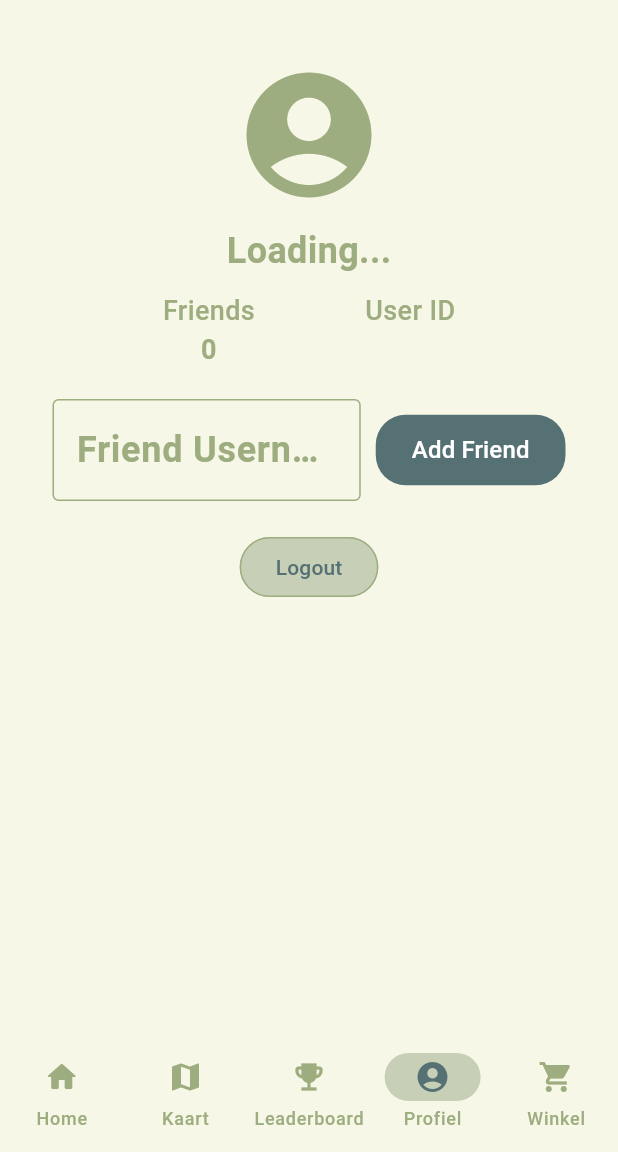
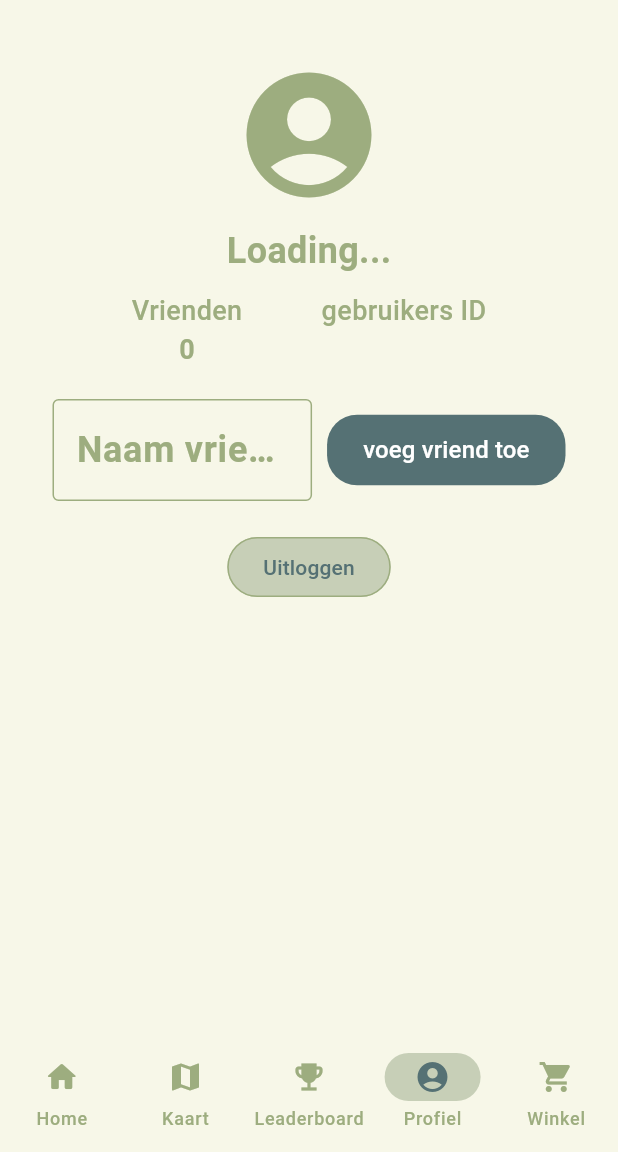
Before and after one commit to joukecooper/IPMEDT4, a Flutter app: the screen it shows once a user with an empty profile is signed in, item 4 of the bottom bar chosen, on a phone screen of 412 x 824 dp, the part 84-1236 px from its top. Run offline on Flutter 3.47's test engine with Material 3 defaults, Android fonts, the phone set to English and light mode, and no system bars; our stand-ins replace firebase_auth, firebase_core, fl_chart, flutter_map, google_fonts, latlong2; missing offline and left inert: gpx; accounts and stored records are empty; network calls fail; Roboto replaces fonts that are missing (Dosis).

Commit message:
echt laatste veranderingen

```diff
--- a/lib/pages/account_page.dart
+++ b/lib/pages/account_page.dart
@@ -20,8 +20,8 @@ class _AccountPageState extends State<AccountPage> {
   final TextEditingController addFriendController = TextEditingController();
 
   String? currentUserID;
-  int friendsCount = 0;  // Initialize friend count
-  final AuthService _auth = AuthService(); // Instance of AuthService for logout
+  int friendsCount = 0;
+  final AuthService _auth = AuthService();
 
   @override
   void initState() {
@@ -38,7 +38,7 @@ class _AccountPageState extends State<AccountPage> {
       currentUserID = uid;
     });
     fetchUsername(uid!);
-    fetchFriendsCount(uid!);  // Fetch the initial friend count
+    fetchFriendsCount(uid!);
     print('Current User ID in AccountPage: $currentUserID');
   }
 
@@ -103,7 +103,7 @@ class _AccountPageState extends State<AccountPage> {
     );
 
     if (response.statusCode == 200) {
-      fetchFriendsCount(userID);  // Refresh the friends count after successfully adding a friend
+      fetchFriendsCount(userID);
       ScaffoldMessenger.of(context).showSnackBar(
         const SnackBar(content: Text('Friend added successfully')),
       );
@@ -111,7 +111,7 @@ class _AccountPageState extends State<AccountPage> {
       ScaffoldMessenger.of(context).showSnackBar(
         const SnackBar(
           content: Text('Failed to add friend'),
-          backgroundColor: Colors.red,  // Set the background color to red
+          backgroundColor: Colors.red,
         ),
       );
     }
@@ -145,7 +145,7 @@ class _AccountPageState extends State<AccountPage> {
                       TextField(
                         controller: usernameController,
                         decoration: const InputDecoration(
-                          labelText: 'Enter new username',
+                          labelText: 'Vul gebruikersnaam in',
                           border: OutlineInputBorder(),
                         ),
                       ),
@@ -156,7 +156,7 @@ class _AccountPageState extends State<AccountPage> {
                             isEditingUsername = false;
                           });
                         },
-                        child: const Text('Update Username'),
+                        child: const Text('Gebruikersnaam bijwerken'),
                       ),
                     ],
                   )
@@ -172,11 +172,11 @@ class _AccountPageState extends State<AccountPage> {
                     Column(
                       children: <Widget>[
                         const Text(
-                          'Friends',
+                          'Vrienden',
                           style: TextStyle(fontSize: 18),
                         ),
                         Text(
-                          '$friendsCount', // Use dynamic friend count
+                          '$friendsCount',
                           style: const TextStyle(fontSize: 18, fontWeight: FontWeight.bold),
                         ),
                       ],
@@ -184,11 +184,11 @@ class _AccountPageState extends State<AccountPage> {
                     Column(
                       children: <Widget>[
                         const Text(
-                          'User ID',
+                          'gebruikers ID',
                           style: TextStyle(fontSize: 18),
                         ),
                         Text(
-                          currentUserID ?? 'Loading...', // Display the current user ID
+                          currentUserID ?? 'Loading...',
                           style: const TextStyle(fontSize: 18, fontWeight: FontWeight.bold),
                         ),
                       ],
@@ -203,7 +203,7 @@ class _AccountPageState extends State<AccountPage> {
                       child: TextField(
                         controller: addFriendController,
                         decoration: const InputDecoration(
-                          labelText: 'Friend Username',
+                          labelText: 'Naam vriend',
                           border: OutlineInputBorder(),
                         ),
                       ),
@@ -213,17 +213,17 @@ class _AccountPageState extends State<AccountPage> {
                       onPressed: () {
                         addFriend(currentUserID!, addFriendController.text);
                       },
-                      child: const Text(
-                        'Add Friend',
-                        style: TextStyle(
-                          fontSize: 16, // Adjust the font size
-                          color: Colors.white, // Change the text color to white
+                      style: FilledButton.styleFrom(
+                        padding: const EdgeInsets.symmetric(
+                          vertical: 12,
+                          horizontal: 24,
                         ),
                       ),
-                      style: FilledButton.styleFrom(
-                        padding: const EdgeInsets.symmetric(
-                          vertical: 12, // Adjust the vertical padding
-                          horizontal: 24, // Adjust the horizontal padding
+                      child: const Text(
+                        'voeg vriend toe',
+                        style: TextStyle(
+                          fontSize: 16,
+                          color: Colors.white,
                         ),
                       ),
                     ),
@@ -234,10 +234,10 @@ class _AccountPageState extends State<AccountPage> {
                   onPressed: () => {
                   Navigator.push(
                   context,
-                  MaterialPageRoute(builder: (context) => LoginPage(title: 'Login Page')), // Navigeer naar MapPage
+                  MaterialPageRoute(builder: (context) => LoginPage(title: 'Login Page')),
                   ),
                     _auth.logout()},
-                  child: const Text("Logout"),
+                  child: const Text("Uitloggen"),
                 ),
               ],
             ),
```
Also changed, not shown: lib/pages/leaderboard.dart (+26 -25 lines), lib/pages/store_page.dart (+19 -19 lines).
